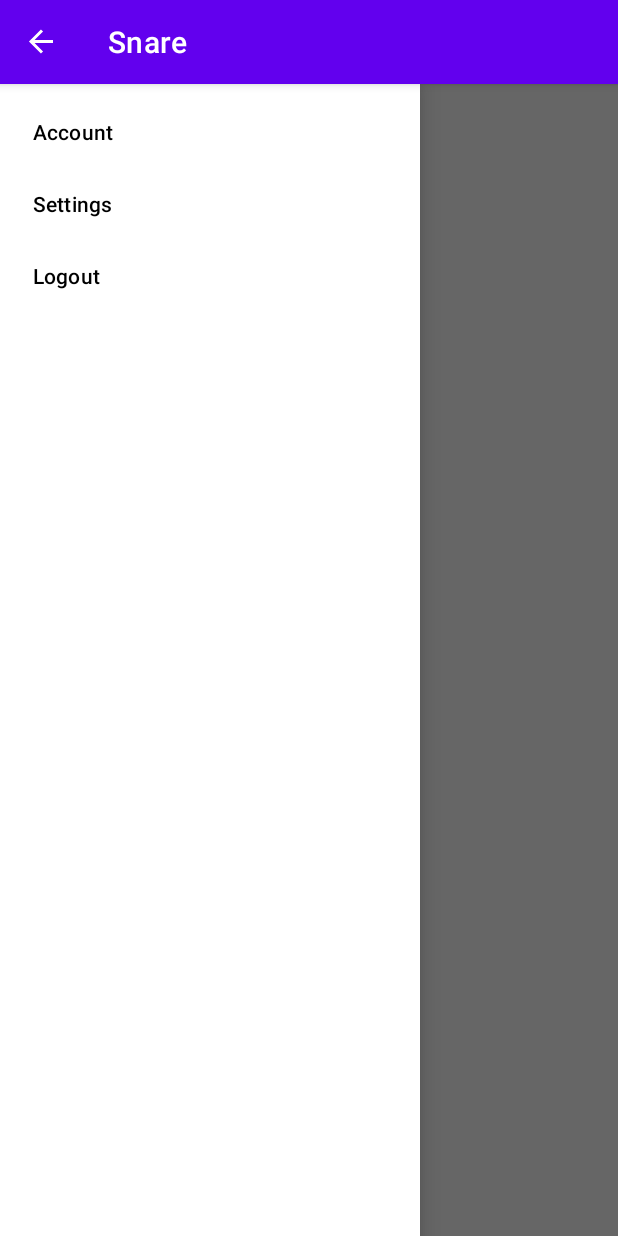
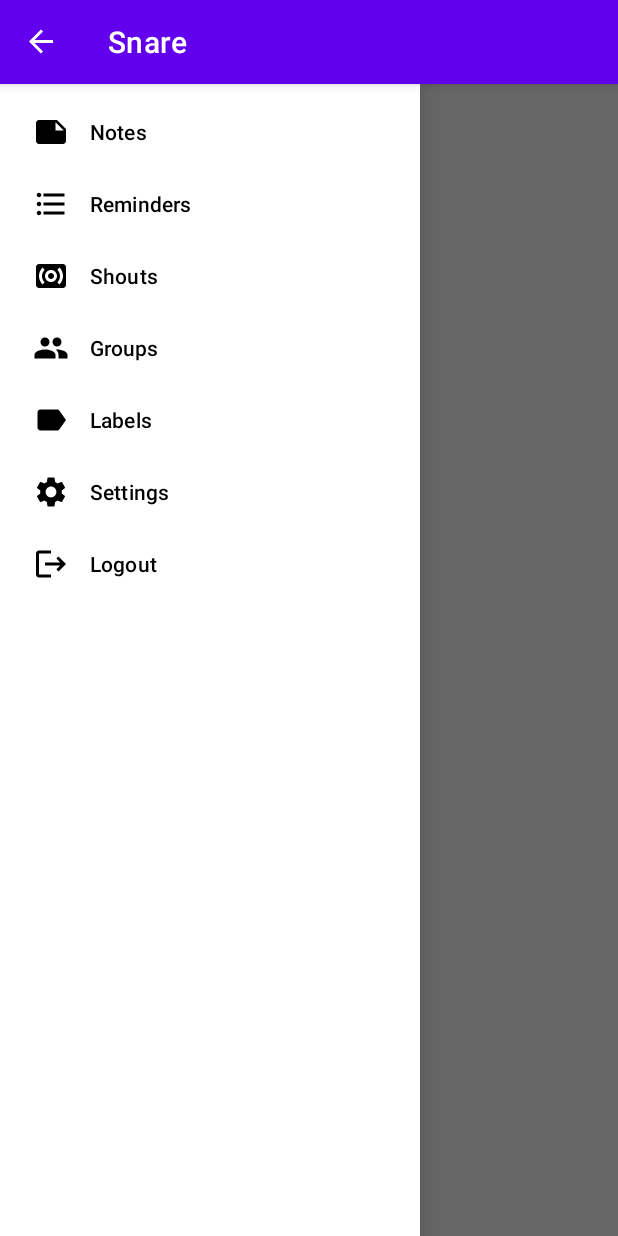
Before and after one commit to JihadSalameh/Snare, an Android app: the screen it shows after launch once a user with an empty profile is signed in (NotesActivity), with the side drawer open, on a phone screen of 412 x 824 dp. Run offline under Robolectric (Android 15) with nearby library versions, the phone set to English and light mode, and no system bars; our stand-ins replace Firebase (no records; nobody signed in at launch, a user with empty details on screens opened directly).

Commit message:
working on side nav

```diff
--- a/app/src/main/AndroidManifest.xml
+++ b/app/src/main/AndroidManifest.xml
@@ -1,7 +1,7 @@
 <?xml version="1.0" encoding="utf-8"?>
 <manifest xmlns:android="http://schemas.android.com/apk/res/android"
     xmlns:tools="http://schemas.android.com/tools"
-    package="com.example.snare">
+    package="com.example.snare" >
 
     <application
         android:allowBackup="true"
@@ -12,7 +12,7 @@
         android:roundIcon="@mipmap/ic_launcher_round"
         android:supportsRtl="true"
         android:theme="@style/Theme.Snare"
-        tools:targetApi="31">
+        tools:targetApi="31" >
         <activity
             android:name=".NotesActivity"
             android:exported="false" />
@@ -24,7 +24,7 @@
             android:exported="false" />
         <activity
             android:name=".MainActivity"
-            android:exported="true">
+            android:exported="true" >
             <intent-filter>
                 <action android:name="android.intent.action.MAIN" />
 
--- a/app/src/main/java/com/example/snare/NotesActivity.java
+++ b/app/src/main/java/com/example/snare/NotesActivity.java
@@ -8,16 +8,12 @@ import androidx.drawerlayout.widget.DrawerLayout;
 import android.content.Intent;
 import android.os.Bundle;
 import android.view.MenuItem;
-import android.view.View;
-import android.widget.Button;
 import android.widget.Toast;
 
 import com.google.android.material.navigation.NavigationView;
 import com.google.firebase.auth.FirebaseAuth;
 
 public class NotesActivity extends AppCompatActivity implements NavigationView.OnNavigationItemSelectedListener {
-
-    private Button signOut;
 
     public DrawerLayout drawerLayout;
     public ActionBarDrawerToggle actionBarDrawerToggle;
@@ -27,7 +23,6 @@ public class NotesActivity extends AppCompatActivity implements NavigationView.O
         super.onCreate(savedInstanceState);
         setContentView(R.layout.activity_notes);
 
-        signOut = findViewById(R.id.SignOutBtn);
         drawerLayout = findViewById(R.id.my_drawer_layout);
 
         actionBarDrawerToggle = new ActionBarDrawerToggle(this, drawerLayout, R.string.nav_open, R.string.nav_close);
@@ -38,16 +33,6 @@ public class NotesActivity extends AppCompatActivity implements NavigationView.O
         getSupportActionBar().setDisplayHomeAsUpEnabled(true);
 
         //String auth = FirebaseAuth.getInstance().getCurrentUser().getIdToken(true).toString();
-
-        signOut.setOnClickListener(new View.OnClickListener() {
-            @Override
-            public void onClick(View v) {
-                FirebaseAuth.getInstance().signOut();
-                Toast.makeText(NotesActivity.this, "Signed out!", Toast.LENGTH_SHORT).show();
-                startActivity(new Intent(NotesActivity.this, MainActivity.class));
-                finish();
-            }
-        });
     }
 
 
--- /dev/null
+++ b/app/src/main/res/drawable/ic_baseline_format_list_bulleted_24.xml
@@ -0,0 +1,5 @@
+<vector android:autoMirrored="true" android:height="24dp"
+    android:tint="#000000" android:viewportHeight="24"
+    android:viewportWidth="24" android:width="24dp" xmlns:android="http://schemas.android.com/apk/res/android">
+    <path android:fillColor="@android:color/white" android:pathData="M4,10.5c-0.83,0 -1.5,0.67 -1.5,1.5s0.67,1.5 1.5,1.5 1.5,-0.67 1.5,-1.5 -0.67,-1.5 -1.5,-1.5zM4,4.5c-0.83,0 -1.5,0.67 -1.5,1.5S3.17,7.5 4,7.5 5.5,6.83 5.5,6 4.83,4.5 4,4.5zM4,16.5c-0.83,0 -1.5,0.68 -1.5,1.5s0.68,1.5 1.5,1.5 1.5,-0.68 1.5,-1.5 -0.67,-1.5 -1.5,-1.5zM7,19h14v-2L7,17v2zM7,13h14v-2L7,11v2zM7,5v2h14L21,5L7,5z"/>
+</vector>
--- /dev/null
+++ b/app/src/main/res/drawable/ic_baseline_group_24.xml
@@ -0,0 +1,5 @@
+<vector android:height="24dp" android:tint="#000000"
+    android:viewportHeight="24" android:viewportWidth="24"
+    android:width="24dp" xmlns:android="http://schemas.android.com/apk/res/android">
+    <path android:fillColor="@android:color/white" android:pathData="M16,11c1.66,0 2.99,-1.34 2.99,-3S17.66,5 16,5c-1.66,0 -3,1.34 -3,3s1.34,3 3,3zM8,11c1.66,0 2.99,-1.34 2.99,-3S9.66,5 8,5C6.34,5 5,6.34 5,8s1.34,3 3,3zM8,13c-2.33,0 -7,1.17 -7,3.5L1,19h14v-2.5c0,-2.33 -4.67,-3.5 -7,-3.5zM16,13c-0.29,0 -0.62,0.02 -0.97,0.05 1.16,0.84 1.97,1.97 1.97,3.45L17,19h6v-2.5c0,-2.33 -4.67,-3.5 -7,-3.5z"/>
+</vector>
--- /dev/null
+++ b/app/src/main/res/drawable/ic_baseline_label_24.xml
@@ -0,0 +1,5 @@
+<vector android:height="24dp" android:tint="#000000"
+    android:viewportHeight="24" android:viewportWidth="24"
+    android:width="24dp" xmlns:android="http://schemas.android.com/apk/res/android">
+    <path android:fillColor="@android:color/white" android:pathData="M17.63,5.84C17.27,5.33 16.67,5 16,5L5,5.01C3.9,5.01 3,5.9 3,7v10c0,1.1 0.9,1.99 2,1.99L16,19c0.67,0 1.27,-0.33 1.63,-0.84L22,12l-4.37,-6.16z"/>
+</vector>
--- /dev/null
+++ b/app/src/main/res/drawable/ic_baseline_logout_24.xml
@@ -0,0 +1,5 @@
+<vector android:autoMirrored="true" android:height="24dp"
+    android:tint="#000000" android:viewportHeight="24"
+    android:viewportWidth="24" android:width="24dp" xmlns:android="http://schemas.android.com/apk/res/android">
+    <path android:fillColor="@android:color/white" android:pathData="M17,7l-1.41,1.41L18.17,11H8v2h10.17l-2.58,2.58L17,17l5,-5zM4,5h8V3H4c-1.1,0 -2,0.9 -2,2v14c0,1.1 0.9,2 2,2h8v-2H4V5z"/>
+</vector>
--- /dev/null
+++ b/app/src/main/res/drawable/ic_baseline_note_24.xml
@@ -0,0 +1,5 @@
+<vector android:height="24dp" android:tint="#000000"
+    android:viewportHeight="24" android:viewportWidth="24"
+    android:width="24dp" xmlns:android="http://schemas.android.com/apk/res/android">
+    <path android:fillColor="@android:color/white" android:pathData="M22,10l-6,-6L4,4c-1.1,0 -2,0.9 -2,2v12.01c0,1.1 0.9,1.99 2,1.99l16,-0.01c1.1,0 2,-0.89 2,-1.99v-8zM15,5.5l5.5,5.5L15,11L15,5.5z"/>
+</vector>
--- /dev/null
+++ b/app/src/main/res/drawable/ic_baseline_settings_24.xml
@@ -0,0 +1,5 @@
+<vector android:height="24dp" android:tint="#000000"
+    android:viewportHeight="24" android:viewportWidth="24"
+    android:width="24dp" xmlns:android="http://schemas.android.com/apk/res/android">
+    <path android:fillColor="@android:color/white" android:pathData="M19.14,12.94c0.04,-0.3 0.06,-0.61 0.06,-0.94c0,-0.32 -0.02,-0.64 -0.07,-0.94l2.03,-1.58c0.18,-0.14 0.23,-0.41 0.12,-0.61l-1.92,-3.32c-0.12,-0.22 -0.37,-0.29 -0.59,-0.22l-2.39,0.96c-0.5,-0.38 -1.03,-0.7 -1.62,-0.94L14.4,2.81c-0.04,-0.24 -0.24,-0.41 -0.48,-0.41h-3.84c-0.24,0 -0.43,0.17 -0.47,0.41L9.25,5.35C8.66,5.59 8.12,5.92 7.63,6.29L5.24,5.33c-0.22,-0.08 -0.47,0 -0.59,0.22L2.74,8.87C2.62,9.08 2.66,9.34 2.86,9.48l2.03,1.58C4.84,11.36 4.8,11.69 4.8,12s0.02,0.64 0.07,0.94l-2.03,1.58c-0.18,0.14 -0.23,0.41 -0.12,0.61l1.92,3.32c0.12,0.22 0.37,0.29 0.59,0.22l2.39,-0.96c0.5,0.38 1.03,0.7 1.62,0.94l0.36,2.54c0.05,0.24 0.24,0.41 0.48,0.41h3.84c0.24,0 0.44,-0.17 0.47,-0.41l0.36,-2.54c0.59,-0.24 1.13,-0.56 1.62,-0.94l2.39,0.96c0.22,0.08 0.47,0 0.59,-0.22l1.92,-3.32c0.12,-0.22 0.07,-0.47 -0.12,-0.61L19.14,12.94zM12,15.6c-1.98,0 -3.6,-1.62 -3.6,-3.6s1.62,-3.6 3.6,-3.6s3.6,1.62 3.6,3.6S13.98,15.6 12,15.6z"/>
+</vector>
--- /dev/null
+++ b/app/src/main/res/drawable/ic_baseline_surround_sound_24.xml
@@ -0,0 +1,5 @@
+<vector android:height="24dp" android:tint="#000000"
+    android:viewportHeight="24" android:viewportWidth="24"
+    android:width="24dp" xmlns:android="http://schemas.android.com/apk/res/android">
+    <path android:fillColor="@android:color/white" android:pathData="M20,4L4,4c-1.1,0 -2,0.9 -2,2v12c0,1.1 0.9,2 2,2h16c1.1,0 2,-0.9 2,-2L22,6c0,-1.1 -0.9,-2 -2,-2zM7.76,16.24l-1.41,1.41C4.78,16.1 4,14.05 4,12c0,-2.05 0.78,-4.1 2.34,-5.66l1.41,1.41C6.59,8.93 6,10.46 6,12s0.59,3.07 1.76,4.24zM12,16c-2.21,0 -4,-1.79 -4,-4s1.79,-4 4,-4 4,1.79 4,4 -1.79,4 -4,4zM17.66,17.66l-1.41,-1.41C17.41,15.07 18,13.54 18,12s-0.59,-3.07 -1.76,-4.24l1.41,-1.41C19.22,7.9 20,9.95 20,12c0,2.05 -0.78,4.1 -2.34,5.66zM12,10c-1.1,0 -2,0.9 -2,2s0.9,2 2,2 2,-0.9 2,-2 -0.9,-2 -2,-2z"/>
+</vector>
--- a/app/src/main/res/layout/activity_login.xml
+++ b/app/src/main/res/layout/activity_login.xml
@@ -18,7 +18,7 @@
         android:inputType="textEmailAddress"
         android:minHeight="48dp"
         android:textAlignment="textStart"
-        android:textColor="#864879"
+        android:textColor="#E9A6A6"
         android:textColorHint="#E9A6A6"
         app:layout_constraintEnd_toEndOf="parent"
         app:layout_constraintStart_toStartOf="parent"
@@ -35,7 +35,7 @@
         android:inputType="textPassword"
         android:minHeight="48dp"
         android:textAlignment="textStart"
-        android:textColor="#864879"
+        android:textColor="#E9A6A6"
         android:textColorHint="#E9A6A6"
         app:layout_constraintEnd_toEndOf="parent"
         app:layout_constraintStart_toStartOf="parent"
--- a/app/src/main/res/layout/activity_notes.xml
+++ b/app/src/main/res/layout/activity_notes.xml
@@ -9,21 +9,7 @@
 
     <androidx.constraintlayout.widget.ConstraintLayout
         android:layout_width="match_parent"
-        android:layout_height="match_parent">
-
-        <Button
-            android:id="@+id/SignOutBtn"
-            android:layout_width="wrap_content"
-            android:layout_height="wrap_content"
-            android:background="@drawable/button"
-            android:text="Sign Out"
-            app:layout_constraintBottom_toBottomOf="parent"
-            app:layout_constraintEnd_toEndOf="parent"
-            app:layout_constraintStart_toStartOf="parent"
-            app:layout_constraintTop_toTopOf="parent" />
-
-
-    </androidx.constraintlayout.widget.ConstraintLayout>
+        android:layout_height="match_parent"/>
 
     <com.google.android.material.navigation.NavigationView
         android:layout_width="wrap_content"
--- a/app/src/main/res/layout/activity_register.xml
+++ b/app/src/main/res/layout/activity_register.xml
@@ -18,7 +18,7 @@
         android:inputType="textPassword"
         android:minHeight="48dp"
         android:textAlignment="textStart"
-        android:textColor="#864879"
+        android:textColor="#E9A6A6"
         android:textColorHint="#E9A6A6"
         app:layout_constraintEnd_toEndOf="parent"
         app:layout_constraintHorizontal_bias="0.518"
@@ -46,7 +46,7 @@
         android:inputType="textEmailAddress"
         android:minHeight="48dp"
         android:textAlignment="textStart"
-        android:textColor="#864879"
+        android:textColor="#E9A6A6"
         android:textColorHint="#E9A6A6"
         app:layout_constraintEnd_toEndOf="parent"
         app:layout_constraintStart_toStartOf="parent"
@@ -63,7 +63,7 @@
         android:inputType="textPassword"
         android:minHeight="48dp"
         android:textAlignment="textStart"
-        android:textColor="#864879"
+        android:textColor="#E9A6A6"
         android:textColorHint="#E9A6A6"
         app:layout_constraintEnd_toEndOf="parent"
         app:layout_constraintHorizontal_bias="0.518"
--- a/app/src/main/res/menu/navigation_menu.xml
+++ b/app/src/main/res/menu/navigation_menu.xml
@@ -4,15 +4,38 @@
     tools:ignore="HardcodedText">
 
     <item
-        android:id="@+id/nav_account"
-        android:title="Account" />
+        android:id="@+id/nav_notes"
+        android:title="Notes"
+        android:icon="@drawable/ic_baseline_note_24" />
+
+    <item
+        android:id="@+id/nav_reminders"
+        android:title="Reminders"
+        android:icon="@drawable/ic_baseline_format_list_bulleted_24" />
+
+    <item
+        android:id="@+id/nav_shouts"
+        android:title="Shouts"
+        android:icon="@drawable/ic_baseline_surround_sound_24" />
+
+    <item
+        android:id="@+id/nav_groups"
+        android:title="Groups"
+        android:icon="@drawable/ic_baseline_group_24" />
+
+    <item
+        android:id="@+id/nav_labels"
+        android:title="Labels"
+        android:icon="@drawable/ic_baseline_label_24" />
 
     <item
         android:id="@+id/nav_settings"
-        android:title="Settings" />
+        android:title="Settings"
+        android:icon="@drawable/ic_baseline_settings_24" />
 
     <item
         android:id="@+id/nav_logout"
-        android:title="Logout" />
+        android:title="Logout"
+        android:icon="@drawable/ic_baseline_logout_24"/>
 
 </menu>
--- /dev/null
+++ b/app/src/main/res/values-land/dimens.xml
@@ -0,0 +1,3 @@
+<resources>
+      <dimen name="fab_margin">48dp</dimen>
+   </resources>
--- /dev/null
+++ b/app/src/main/res/values-w1240dp/dimens.xml
@@ -0,0 +1,3 @@
+<resources>
+      <dimen name="fab_margin">200dp</dimen>
+   </resources>
--- /dev/null
+++ b/app/src/main/res/values-w600dp/dimens.xml
@@ -0,0 +1,3 @@
+<resources>
+      <dimen name="fab_margin">48dp</dimen>
+   </resources>
--- a/app/src/main/res/values/themes.xml
+++ b/app/src/main/res/values/themes.xml
@@ -13,4 +13,6 @@
         <item name="android:statusBarColor" tools:targetApi="l">?attr/colorPrimaryVariant</item>
         <!-- Customize your theme here. -->
     </style>
+    <style name="Theme.Snare.AppBarOverlay" parent="ThemeOverlay.AppCompat.Dark.ActionBar" />
+    <style name="Theme.Snare.PopupOverlay" parent="ThemeOverlay.AppCompat.Light" />
 </resources>
```
Also changed, not shown: app/build.gradle (+7 -0 lines), app/src/main/res/values/dimens.xml (added, +8 -0 lines).
